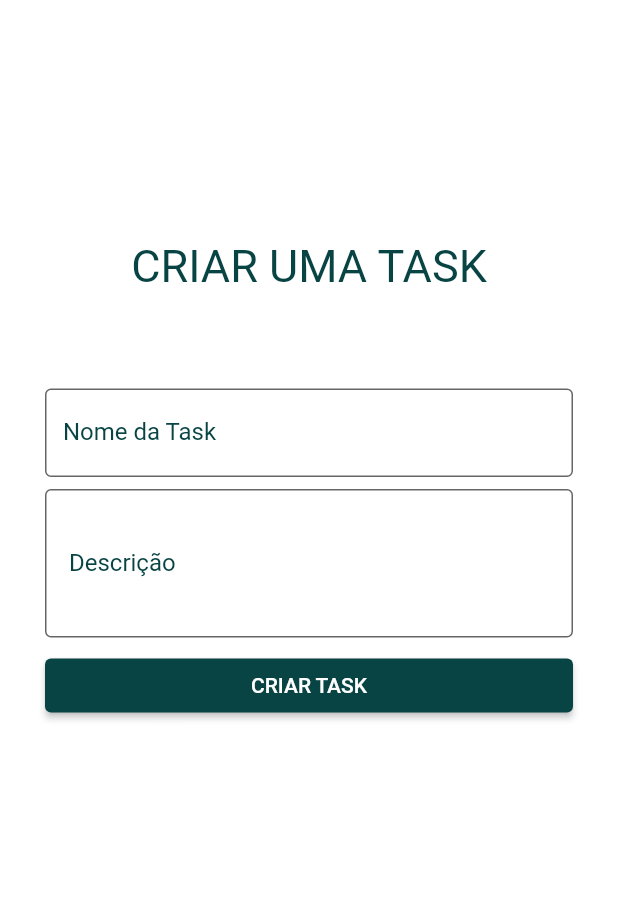
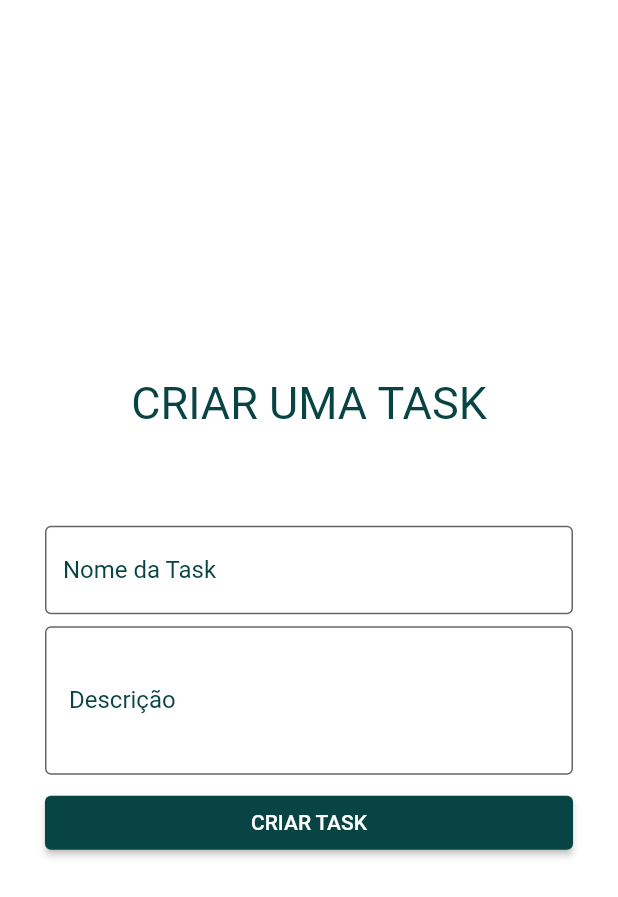
Before and after one commit to jpmgoes/Todo-List-Flutter, a Flutter app: the AddTaskPage screen opened by its route, on a phone screen of 412 x 824 dp. Shown: the top 897 px of the screen. Run offline on Flutter 3.47's test engine with Material 2 defaults, Android fonts, the light colour scheme and no system bars; our stand-ins replace shared_preferences; accounts and stored records are empty.

Commit message:
first commit

```diff
--- a/lib/pages/add_task_page.dart
+++ b/lib/pages/add_task_page.dart
@@ -33,8 +33,8 @@ class _AddTaskPageState extends State<AddTaskPage> {
         padding: FormWidgets.paddingWholeForm,
         child: Form(
           key: _formKey,
-          child: Padding(
-            padding: const EdgeInsets.only(top: 160),
+          child: Center(
+            // padding: const EdgeInsets.only(top: 160),
             child: ListView(
               shrinkWrap: true,
               children: [
```
